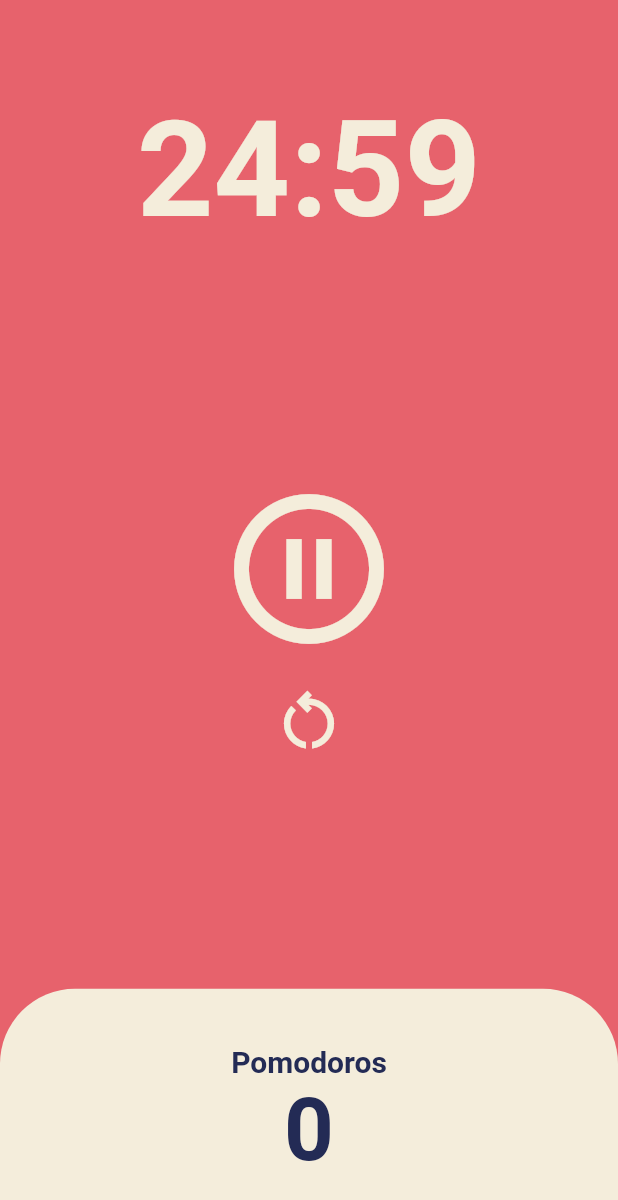
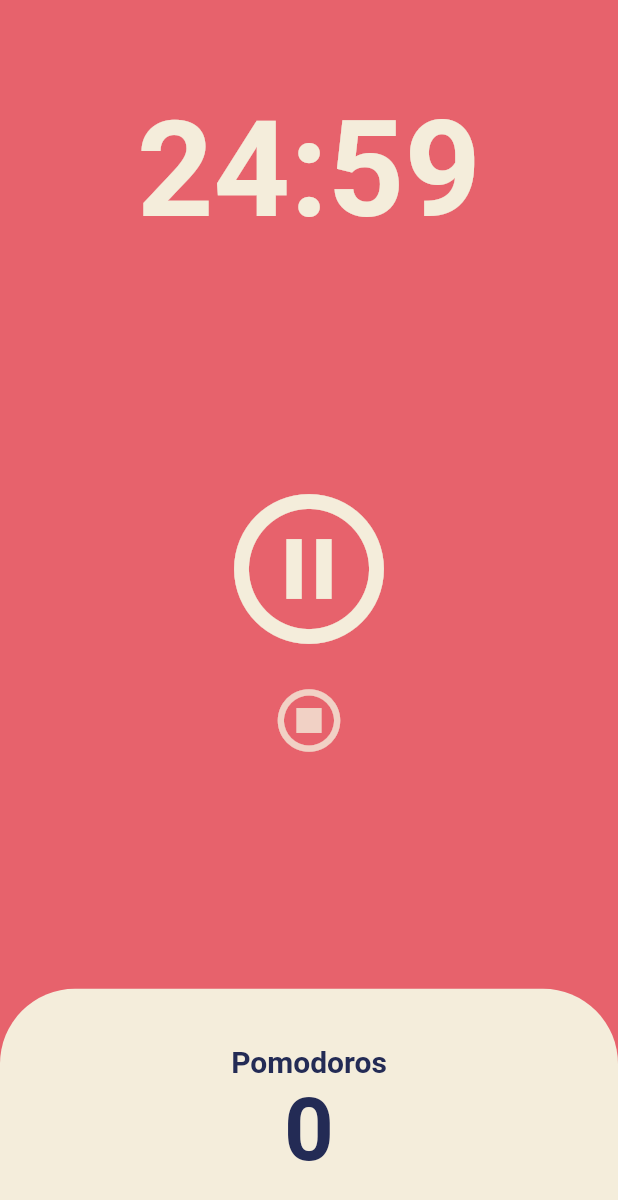
Before and after one commit to dannyp0930/toonflix, a Flutter app: the screen it shows after launch, after a tap on the "play circle outline" icon, on a phone screen of 412 x 824 dp. Shown: the top 1200 px of the screen. Run offline on Flutter 3.47's test engine with Material 2 defaults, Android fonts, the phone set to English and light mode, and no system bars.

Commit message:
FEAT: Code Challenge

```diff
--- a/lib/screens/home_screen.dart
+++ b/lib/screens/home_screen.dart
@@ -48,7 +48,7 @@ class _HomeScreenState extends State<HomeScreen> {
     });
   }
 
-  void onRestartPressed() {
+  void onResetPressed() {
     timer.cancel();
     setState(() {
       isRunning = false;
@@ -98,12 +98,12 @@ class _HomeScreenState extends State<HomeScreen> {
                     color: Theme.of(context).cardColor,
                   ),
                   IconButton(
-                    onPressed: isRunning ? onRestartPressed : null,
+                    onPressed: isRunning ? onResetPressed : null,
                     icon: isRunning
-                        ? const Icon(Icons.restart_alt_outlined)
+                        ? const Icon(Icons.stop_circle_outlined)
                         : const Icon(null),
                     iconSize: 50,
-                    color: Theme.of(context).cardColor,
+                    color: Theme.of(context).cardColor.withOpacity(0.8),
                   ),
                 ],
               ),
```
